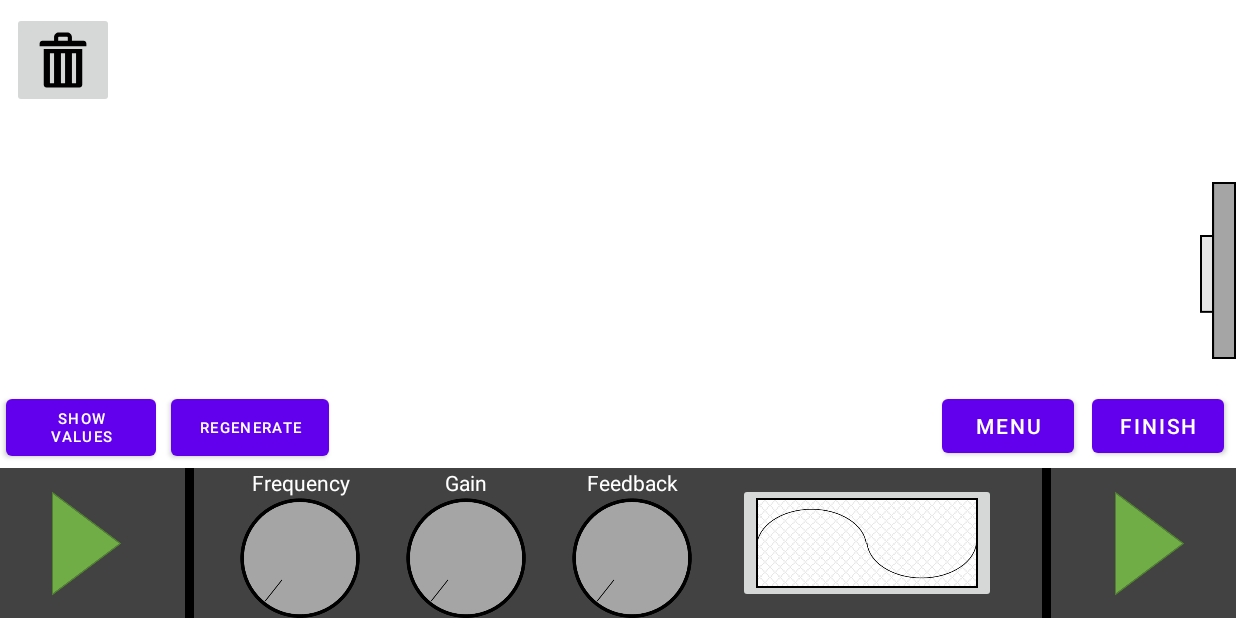
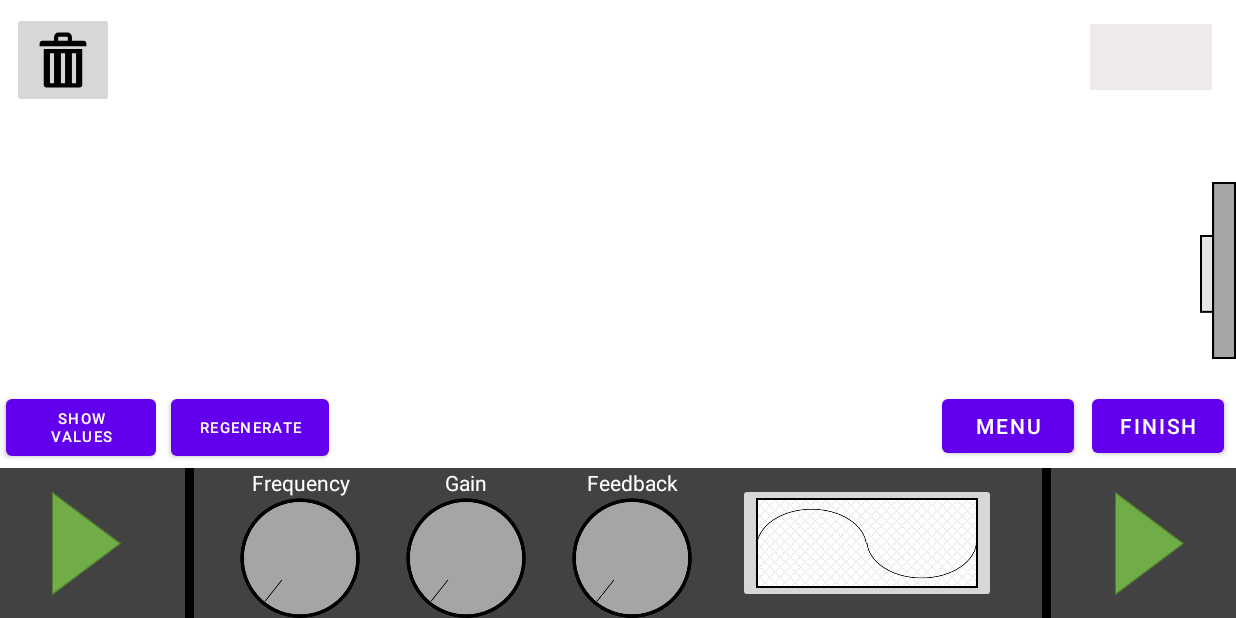
Before and after one commit to JohnKasun/Patch_Matcher, an Android app: the GameActivity screen opened directly, with no data from a screen before it, on a phone screen of 824 x 412 dp (held sideways). Run offline under Robolectric (Android 15) with nearby library versions, the phone set to English and light mode, and no system bars; 1 statement that could not run was skipped.

Commit message:
Save point

```diff
--- a/app/src/main/java/com/johnkasun/patch_matcher/GameActivity.java
+++ b/app/src/main/java/com/johnkasun/patch_matcher/GameActivity.java
@@ -40,7 +40,7 @@ public class GameActivity extends AppCompatActivity
 
     state playState = state.notPlaying;
     OutputTerminalView outputTerminal;
-    TextView textView1, textView2, textView3, targetValues;
+    TextView textView1, textView2, textView3, targetValues, liveScoreView;
     RotaryKnobView knob1, knob2, knob3;
     ImageButton trashCan;
     WavetableView wavetableView;
@@ -131,6 +131,8 @@ public class GameActivity extends AppCompatActivity
             }
         });
 
+        liveScoreView = findViewById(R.id.LiveScoreView);
+
         knob1 = findViewById(R.id.knob1);
         knob2 = findViewById(R.id.knob2);
         knob3 = findViewById(R.id.knob3);
@@ -141,6 +143,7 @@ public class GameActivity extends AppCompatActivity
         textView1 = findViewById(R.id.textView1);
         textView2 = findViewById(R.id.textView2);
         textView3 = findViewById(R.id.textView3);
+
 
         outputTerminal = findViewById(R.id.outputTerminalView);
         outputTerminal.listener = this;
--- a/app/src/main/res/layout/activity_game.xml
+++ b/app/src/main/res/layout/activity_game.xml
@@ -264,5 +264,18 @@
         app:layout_constraintBottom_toTopOf="@+id/constraintLayout"
         app:layout_constraintEnd_toStartOf="@+id/FinishButton" />
 
+    <TextView
+        android:id="@+id/LiveScoreView"
+        android:layout_width="81dp"
+        android:layout_height="44dp"
+        android:layout_marginTop="16dp"
+        android:layout_marginEnd="16dp"
+        android:background="#8E8989"
+        android:backgroundTint="@color/material_on_primary_disabled"
+        android:backgroundTintMode="add"
+        android:justificationMode="none"
+        app:layout_constraintEnd_toEndOf="parent"
+        app:layout_constraintTop_toTopOf="parent" />
+
 
 </androidx.constraintlayout.widget.ConstraintLayout>
```
Also changed, not shown: 3 other files.
